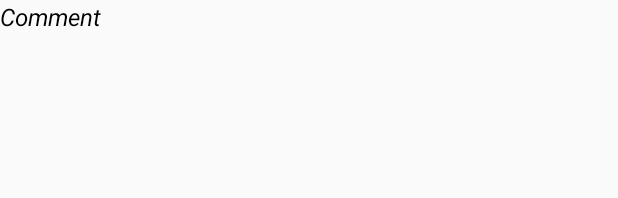
After one commit to chinhtran07/comic-app, an Android app: the layout item_comment.xml on its own in the app's theme, with its tools: preview values and no code run, on a phone screen of 412 x 824 dp. The commit adds this screen. Shown: the top 198 px of the screen. Run offline under Robolectric (Android 15) with nearby library versions, the phone set to English and light mode, and no system bars.

```diff
--- a/app/src/main/java/com/main/comicapp/repositories/GenreRepository.java
+++ b/app/src/main/java/com/main/comicapp/repositories/GenreRepository.java
@@ -4,6 +4,9 @@ import androidx.lifecycle.LiveData;
 
 import com.main.comicapp.models.Genre;
 
+import java.util.List;
+
 public interface GenreRepository {
     LiveData<Genre> getGenre(String id);
+    LiveData<List<Genre>> getGenres(List<String> genreIds);
 }
--- a/app/src/main/java/com/main/comicapp/repositories/impl/TitleRepositoryImpl.java
+++ b/app/src/main/java/com/main/comicapp/repositories/impl/TitleRepositoryImpl.java
@@ -130,9 +130,7 @@ public class TitleRepositoryImpl implements TitleRepository {
                                         DocumentSnapshot document = task.getResult();
                                         if (document != null && document.exists()) {
                                             Title title = Title.toObject(document.getData(), titleId);
-                                            if (title != null) {
-                                                recentTitles.add(title);
-                                            }
+                                            recentTitles.add(title);
                                         }
                                     } else {
                                         // Handle error fetching document
--- /dev/null
+++ b/app/src/main/res/layout/item_comment.xml
@@ -0,0 +1,24 @@
+<?xml version="1.0" encoding="utf-8"?>
+<LinearLayout xmlns:android="http://schemas.android.com/apk/res/android"
+    xmlns:tools="http://schemas.android.com/tools"
+    android:orientation="vertical"
+    android:layout_width="match_parent"
+    android:layout_height="wrap_content">
+    <TextView
+        android:id="@+id/title_detail_comments_list_username"
+        android:layout_width="match_parent"
+        android:layout_height="wrap_content"
+        android:textSize="16sp"
+        android:textStyle="italic"
+        android:text="Comment"
+        tools:ignore="HardcodedText"/>
+    <TextView
+        android:id="@+id/title_detail_comments_list_content"
+        android:layout_width="match_parent"
+        android:layout_height="wrap_content"
+        android:textStyle="normal"
+        android:textSize="16sp"
+        />
+
+
+</LinearLayout>
```
Also changed, not shown: app/src/main/java/com/main/comicapp/activities/TitleDetailActivity.java (+12 -1 lines), app/src/main/java/com/main/comicapp/models/Title.java (+8 -30 lines), app/src/main/java/com/main/comicapp/repositories/CommentRepository.java (added, +16 -0 lines), app/src/main/java/com/main/comicapp/repositories/impl/CommentRepositoryImpl.java (added, +40 -0 lines), app/src/main/java/com/main/comicapp/repositories/impl/GenreRepositoryImpl.java (+30 -0 lines), app/src/main/java/com/main/comicapp/viewmodels/GenreViewModel.java (+7 -0 lines).
